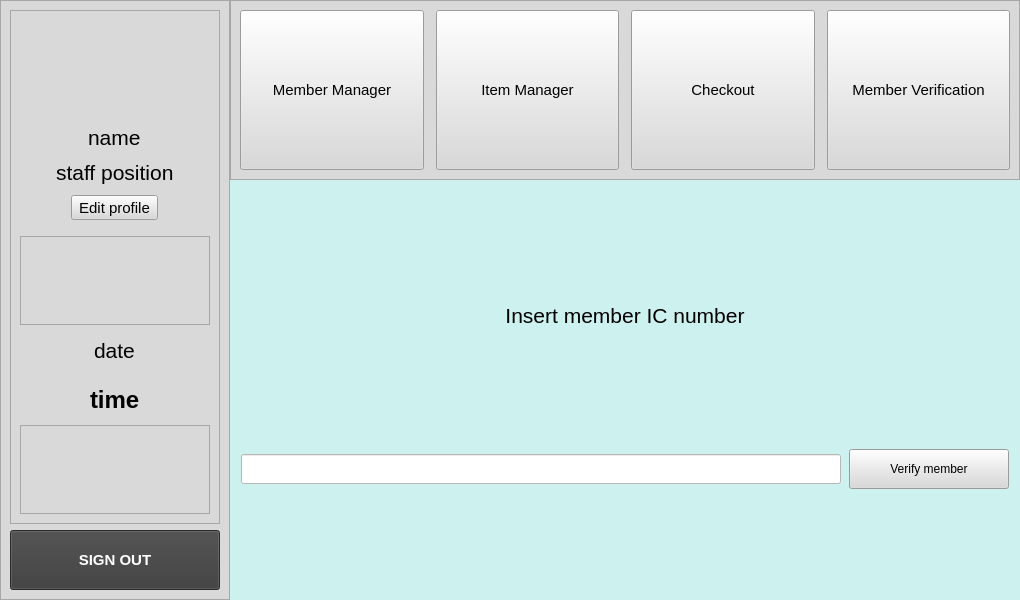
Old version of the form CPMMS_software/ui/memberVerificationScreen.ui in the repository yomatashi/CPMMS.
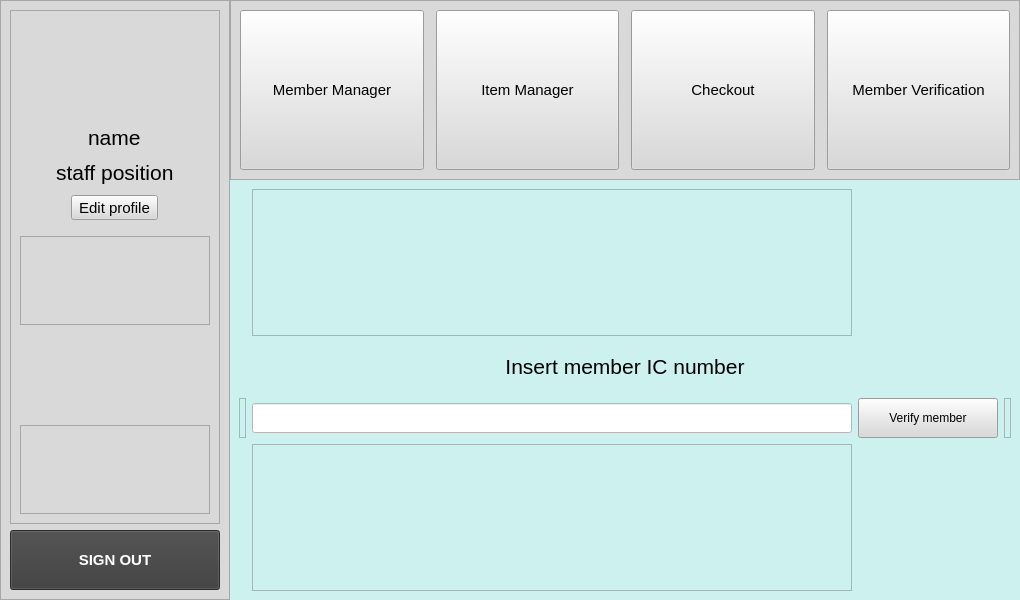
New version of the form. The open tabs and pages were chosen to show the change. Icons and pictures are not drawn.

```diff
--- a/CPMMS_software/ui/memberVerificationScreen.ui
+++ b/CPMMS_software/ui/memberVerificationScreen.ui
@@ -358,7 +358,7 @@
               </font>
              </property>
              <property name="text">
-              <string>date</string>
+              <string/>
              </property>
             </widget>
            </item>
@@ -372,7 +372,7 @@
               </font>
              </property>
              <property name="text">
-              <string>time</string>
+              <string/>
              </property>
             </widget>
            </item>
@@ -554,42 +554,46 @@
      </widget>
      <widget class="QWidget" name="ICMethod">
       <layout class="QGridLayout" name="gridLayout_3">
-       <item row="0" column="0" colspan="2" alignment="Qt::AlignHCenter">
-        <widget class="QLabel" name="label_9">
-         <property name="sizePolicy">
-          <sizepolicy hsizetype="Fixed" vsizetype="Fixed">
-           <horstretch>0</horstretch>
-           <verstretch>0</verstretch>
-          </sizepolicy>
-         </property>
+       <item row="0" column="1">
+        <widget class="QFrame" name="frame_5">
          <property name="maximumSize">
           <size>
-           <width>600</width>
-           <height>50</height>
+           <width>16777215</width>
+           <height>250</height>
           </size>
          </property>
-         <property name="sizeIncrement">
+         <property name="frameShape">
+          <enum>QFrame::StyledPanel</enum>
+         </property>
+         <property name="frameShadow">
+          <enum>QFrame::Raised</enum>
+         </property>
+        </widget>
+       </item>
+       <item row="4" column="1">
+        <widget class="QFrame" name="frame_6">
+         <property name="maximumSize">
           <size>
-           <width>0</width>
-           <height>0</height>
+           <width>16777215</width>
+           <height>250</height>
           </size>
          </property>
-         <property name="styleSheet">
-          <string notr="true"/>
+         <property name="frameShape">
+          <enum>QFrame::StyledPanel</enum>
          </property>
-         <property name="text">
-          <string>&lt;html&gt;&lt;head/&gt;&lt;body&gt;&lt;p&gt;&lt;span style=&quot; font-size:16pt;&quot;&gt;Insert member IC number&lt;/span&gt;&lt;/p&gt;&lt;/body&gt;&lt;/html&gt;</string>
+         <property name="frameShadow">
+          <enum>QFrame::Raised</enum>
          </property>
-         <property name="textFormat">
-          <enum>Qt::AutoText</enum>
-         </property>
-         <property name="alignment">
-          <set>Qt::AlignCenter</set>
-         </property>
         </widget>
        </item>
-       <item row="1" column="0">
+       <item row="2" column="1">
         <widget class="QLineEdit" name="input_ICNum">
+         <property name="minimumSize">
+          <size>
+           <width>0</width>
+           <height>0</height>
+          </size>
+         </property>
          <property name="maximumSize">
           <size>
            <width>600</width>
@@ -599,19 +603,56 @@
          <property name="styleSheet">
           <string notr="true">background-color: rgb(255, 255, 255)</string>
          </property>
+         <property name="placeholderText">
+          <string/>
+         </property>
         </widget>
        </item>
-       <item row="1" column="1">
+       <item row="1" column="1" colspan="2" alignment="Qt::AlignHCenter">
+        <widget class="QLabel" name="label_9">
+         <property name="sizePolicy">
+          <sizepolicy hsizetype="Fixed" vsizetype="Fixed">
+           <horstretch>0</horstretch>
+           <verstretch>0</verstretch>
+          </sizepolicy>
+         </property>
+         <property name="maximumSize">
+          <size>
+           <width>16777215</width>
+           <height>50</height>
+          </size>
+         </property>
+         <property name="sizeIncrement">
+          <size>
+           <width>0</width>
+           <height>0</height>
+          </size>
+         </property>
+         <property name="styleSheet">
+          <string notr="true"/>
+         </property>
+         <property name="text">
+          <string>&lt;html&gt;&lt;head/&gt;&lt;body&gt;&lt;p&gt;&lt;span style=&quot; font-size:16pt;&quot;&gt;Insert member IC number&lt;/span&gt;&lt;/p&gt;&lt;/body&gt;&lt;/html&gt;</string>
+         </property>
+         <property name="textFormat">
+          <enum>Qt::AutoText</enum>
+         </property>
+         <property name="alignment">
+          <set>Qt::AlignCenter</set>
+         </property>
+        </widget>
+       </item>
+       <item row="2" column="2">
         <widget class="QPushButton" name="pushButton">
          <property name="minimumSize">
           <size>
-           <width>0</width>
+           <width>140</width>
            <height>40</height>
           </size>
          </property>
          <property name="maximumSize">
           <size>
-           <width>160</width>
+           <width>140</width>
            <height>40</height>
           </size>
          </property>
@@ -623,6 +664,26 @@
          </property>
         </widget>
        </item>
+       <item row="2" column="0">
+        <widget class="QFrame" name="frame_7">
+         <property name="frameShape">
+          <enum>QFrame::StyledPanel</enum>
+         </property>
+         <property name="frameShadow">
+          <enum>QFrame::Raised</enum>
+         </property>
+        </widget>
+       </item>
+       <item row="2" column="3">
+        <widget class="QFrame" name="frame_8">
+         <property name="frameShape">
+          <enum>QFrame::StyledPanel</enum>
+         </property>
+         <property name="frameShadow">
+          <enum>QFrame::Raised</enum>
+         </property>
+        </widget>
+       </item>
       </layout>
      </widget>
     </widget>
```
Left out of the diff: 440 changed lines with no effect on the pictures.
